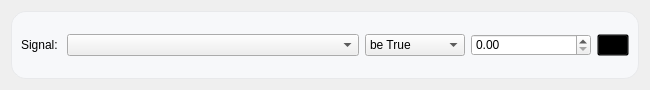
Old version of the form uiFiles/input_signal_setting.ui in the repository DORSA-co/Paticle_Size_Analyser.
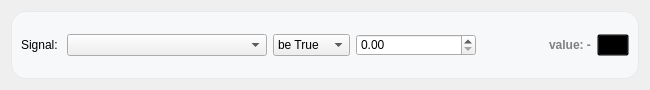
New version of the form. Icons and pictures are not drawn.

Commit message: signal online added for permission

Diff of the .ui file:
```diff
--- a/uiFiles/input_signal_setting.ui
+++ b/uiFiles/input_signal_setting.ui
@@ -59,7 +59,12 @@
      <property name="frameShadow">
       <enum>QFrame::Raised</enum>
      </property>
-     <layout class="QHBoxLayout" name="horizontalLayout">
+     <property name="state" stdset="0">
+      <string>off</string>
+     </property>
+     <layout class="QVBoxLayout" name="verticalLayout_2">
+      <item>
+       <layout class="QHBoxLayout" name="horizontalLayout_2">
       <item>
        <widget class="QLabel" name="label">
         <property name="sizePolicy">
@@ -75,9 +80,15 @@
       </item>
       <item>
        <widget class="QComboBox" name="signal_name_combobox">
+          <property name="minimumSize">
+           <size>
+            <width>200</width>
+            <height>0</height>
+           </size>
+          </property>
         <property name="maximumSize">
          <size>
-          <width>16777215</width>
+            <width>200</width>
           <height>16777215</height>
          </size>
         </property>
@@ -135,6 +146,36 @@
        </widget>
       </item>
       <item>
+         <spacer name="horizontalSpacer">
+          <property name="orientation">
+           <enum>Qt::Orientation::Horizontal</enum>
+          </property>
+          <property name="sizeHint" stdset="0">
+           <size>
+            <width>40</width>
+            <height>20</height>
+           </size>
+          </property>
+         </spacer>
+        </item>
+        <item alignment="Qt::AlignmentFlag::AlignRight">
+         <widget class="QLabel" name="value_indicator">
+          <property name="sizePolicy">
+           <sizepolicy hsizetype="Maximum" vsizetype="Preferred">
+            <horstretch>0</horstretch>
+            <verstretch>0</verstretch>
+           </sizepolicy>
+          </property>
+          <property name="styleSheet">
+           <string notr="true">color:#808080;
+font-weight:bold;</string>
+          </property>
+          <property name="text">
+           <string>value: -</string>
+          </property>
+         </widget>
+        </item>
+        <item alignment="Qt::AlignmentFlag::AlignRight">
        <widget class="QPushButton" name="remove_btn">
         <property name="styleSheet">
          <string notr="true">background-color:transparent;
@@ -149,6 +190,8 @@
           <normaloff>:/assets/icons/icons8-close-black-50.png</normaloff>:/assets/icons/icons8-close-black-50.png</iconset>
         </property>
        </widget>
+        </item>
+       </layout>
       </item>
      </layout>
     </widget>
```
Left out of the diff: 19 changed lines with no effect on the pictures. Lines whose indentation alone changed are shown as unchanged. The commit also changes 11 other files.
